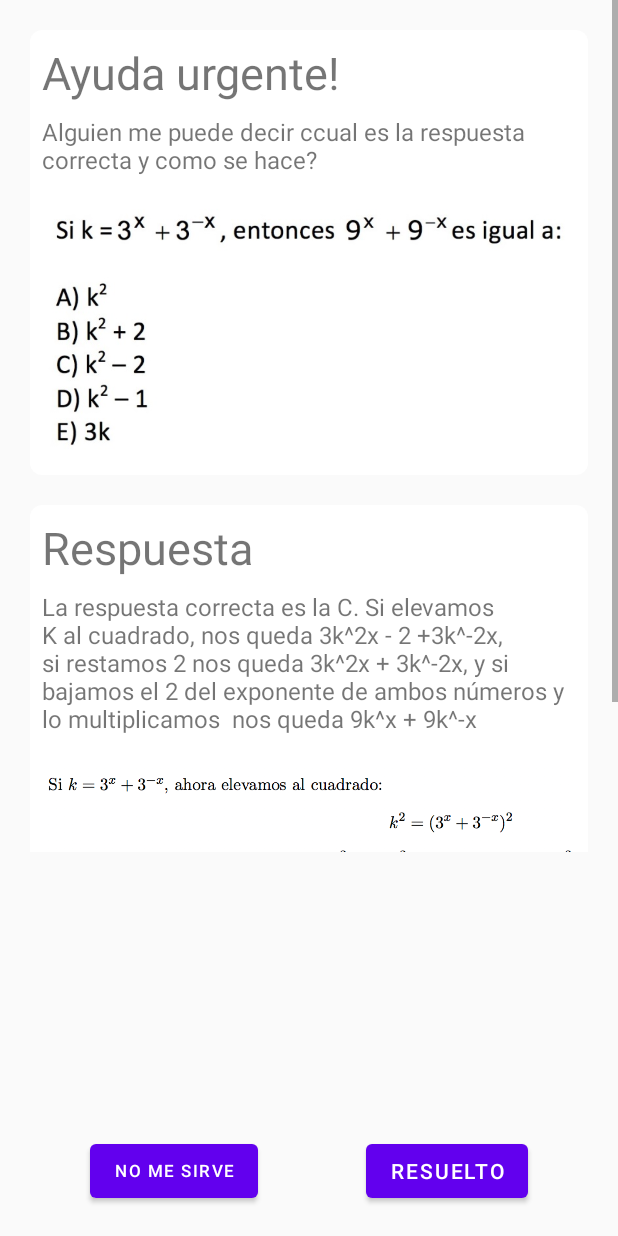
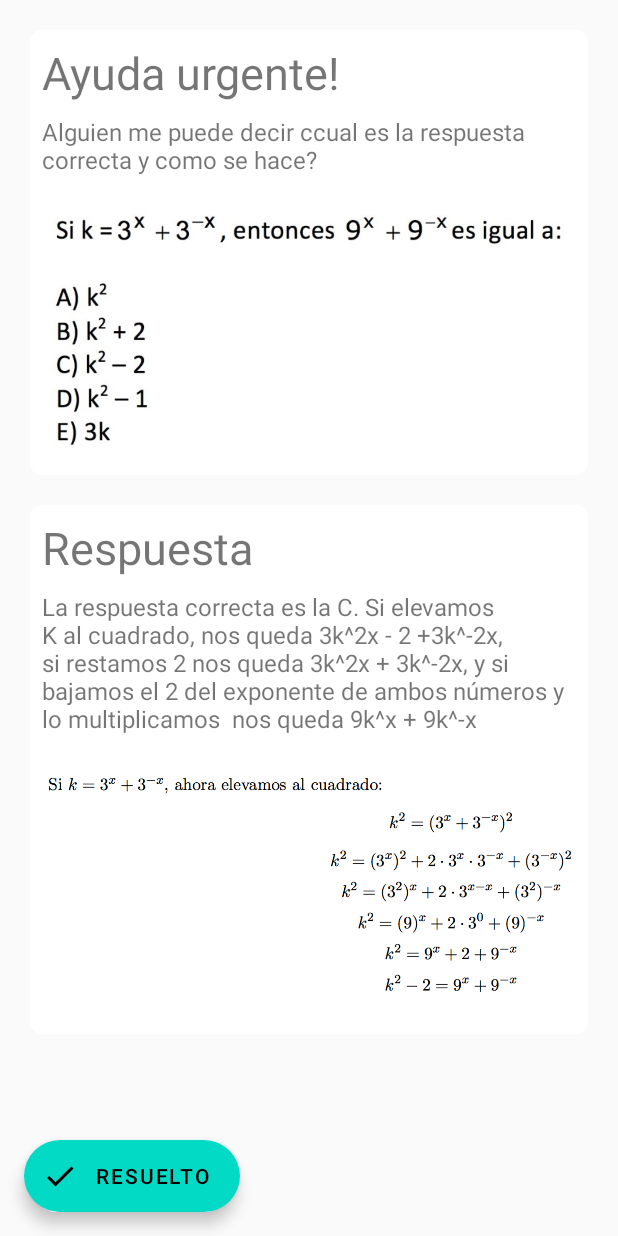
Before and after one commit to GianfrancoTP/Prototipo-Innov, an Android app: the RespuestaActivity screen opened directly, with no data from a screen before it, on a phone screen of 412 x 824 dp. Run offline under Robolectric (Android 15) with nearby library versions, the phone set to English and light mode, and no system bars.

Commit message:
respuesta

```diff
--- /dev/null
+++ b/MyApplication2/app/src/main/res/drawable/ic_baseline_check_24.xml
@@ -0,0 +1,10 @@
+<vector xmlns:android="http://schemas.android.com/apk/res/android"
+    android:width="24dp"
+    android:height="24dp"
+    android:viewportWidth="24"
+    android:viewportHeight="24"
+    android:tint="?attr/colorControlNormal">
+  <path
+      android:fillColor="@android:color/white"
+      android:pathData="M9,16.17L4.83,12l-1.42,1.41L9,19 21,7l-1.41,-1.41z"/>
+</vector>
--- a/MyApplication2/app/src/main/res/layout/activity_respuesta.xml
+++ b/MyApplication2/app/src/main/res/layout/activity_respuesta.xml
@@ -10,14 +10,14 @@
     <ScrollView
         android:id="@+id/scrollView2"
         android:layout_width="match_parent"
-        android:layout_height="568dp"
+        android:layout_height="match_parent"
         app:layout_constraintEnd_toEndOf="parent"
         app:layout_constraintStart_toStartOf="parent"
         app:layout_constraintTop_toTopOf="parent">
 
         <androidx.constraintlayout.widget.ConstraintLayout
             android:layout_width="match_parent"
-            android:layout_height="wrap_content"
+            android:layout_height="800dp"
             android:layout_marginBottom="10dp"
             android:orientation="vertical">
 
@@ -26,10 +26,10 @@
                 android:id="@+id/linearLayout"
                 android:layout_width="match_parent"
                 android:layout_height="wrap_content"
+                android:layout_margin="20dp"
                 android:background="@drawable/shape_white"
-                android:layout_margin="20dp"
+                android:orientation="vertical"
                 android:padding="8dp"
-                android:orientation="vertical"
                 app:layout_constraintEnd_toEndOf="parent"
                 app:layout_constraintStart_toStartOf="parent"
                 app:layout_constraintTop_toTopOf="parent">
@@ -67,11 +67,11 @@
             <LinearLayout
                 android:layout_width="match_parent"
                 android:layout_height="wrap_content"
-                android:background="@drawable/shape_white"
                 android:layout_margin="20dp"
                 android:layout_marginTop="6dp"
+                android:background="@drawable/shape_white"
+                android:orientation="vertical"
                 android:padding="8dp"
-                android:orientation="vertical"
                 app:layout_constraintEnd_toEndOf="parent"
                 app:layout_constraintStart_toStartOf="parent"
                 app:layout_constraintTop_toBottomOf="@+id/linearLayout">
@@ -111,41 +111,21 @@
 
     </ScrollView>
 
-    <androidx.constraintlayout.widget.ConstraintLayout
-        android:layout_width="match_parent"
-        android:layout_height="87dp"
-        app:layout_constraintBottom_toBottomOf="parent"
-        app:layout_constraintEnd_toEndOf="parent"
-        app:layout_constraintHorizontal_bias="0.0"
-        app:layout_constraintStart_toStartOf="parent"
-        app:layout_constraintTop_toBottomOf="@+id/scrollView2"
-        app:layout_constraintVertical_bias="1.0">
+    <androidx.coordinatorlayout.widget.CoordinatorLayout
+    android:layout_width="match_parent"
+    android:layout_height="match_parent">
 
-
-        <com.google.android.material.button.MaterialButton
-        android:id="@+id/button2"
-        android:layout_width="wrap_content"
-        android:layout_height="wrap_content"
-        android:layout_marginEnd="60dp"
-        android:text="Resuelto"
-        app:layout_constraintBottom_toBottomOf="parent"
-        app:layout_constraintEnd_toEndOf="parent"
-        app:layout_constraintTop_toTopOf="parent" />
-
-        <com.google.android.material.button.MaterialButton
-            android:id="@+id/button3"
+        <com.google.android.material.floatingactionbutton.ExtendedFloatingActionButton
+            android:id="@+id/floating_action_button"
             android:layout_width="wrap_content"
             android:layout_height="wrap_content"
-            android:layout_marginStart="60dp"
-            android:text="No me sirve"
-            android:textSize="11sp"
-            app:layout_constraintBottom_toBottomOf="parent"
-            app:layout_constraintStart_toStartOf="parent"
-            app:layout_constraintTop_toTopOf="parent"
-            app:layout_constraintVertical_bias="0.512" />
+            android:layout_gravity="bottom|left"
+            android:layout_margin="16dp"
+            android:text="Resuelto"
+            app:icon="@drawable/ic_baseline_check_24"
+            android:contentDescription="fab_content_desc"/>
 
-
-    </androidx.constraintlayout.widget.ConstraintLayout>
+    </androidx.coordinatorlayout.widget.CoordinatorLayout>
 
 
 </androidx.constraintlayout.widget.ConstraintLayout>
--- a/MyApplication2/app/src/main/res/values/styles.xml
+++ b/MyApplication2/app/src/main/res/values/styles.xml
@@ -12,5 +12,9 @@
     </style>
     <style name="AppTheme.AppBarOverlay" parent="ThemeOverlay.AppCompat.Dark.ActionBar" />
     <style name="AppTheme.PopupOverlay" parent="ThemeOverlay.AppCompat.Light" />
+    <style name="ShapeAppearance.App.SmallComponent" parent="ShapeAppearance.MaterialComponents.SmallComponent">
+        <item name="cornerFamily">cut</item>
+        <item name="cornerSize">4dp</item>
+    </style>
 
 </resources>
```
Also changed, not shown: MyApplication2/app/src/main/java/com/example/myapplication/PreguntaActivity.kt (+2 -16 lines), MyApplication2/app/src/main/res/layout/activity_pregunta.xml (+46 -43 lines), MyApplication2/app/src/main/res/layout/fragment_slideshow.xml (+13 -8 lines).
